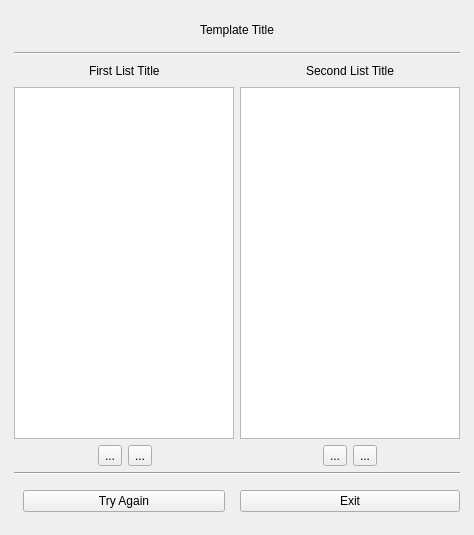
The window that src/templates/matchthefollowing/matchfollowingsimulator.ui (BuildmLearn/BuildmLearn-Toolkit) describes before a commit, drawn with Qt 5.
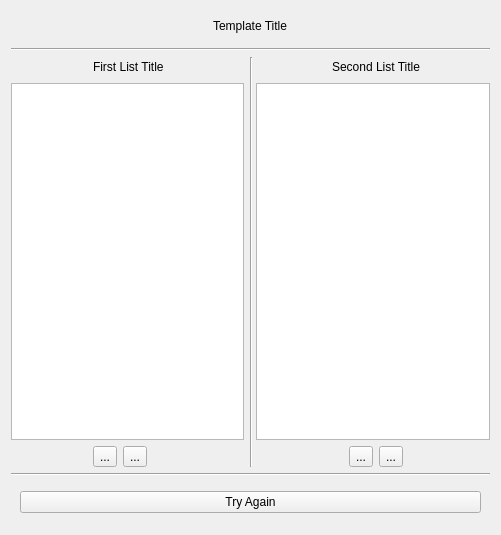
The same window after the commit. The open tabs and pages were chosen to show the change. Custom widgets are drawn as their Qt base class.

Commit message: Complete Match the following template.

Diff of the .ui file:
```diff
--- a/src/templates/matchthefollowing/matchfollowingsimulator.ui
+++ b/src/templates/matchthefollowing/matchfollowingsimulator.ui
@@ -6,7 +6,7 @@
    <rect>
     <x>0</x>
     <y>0</y>
-    <width>474</width>
+    <width>501</width>
     <height>535</height>
    </rect>
   </property>
@@ -14,17 +14,20 @@
    <string>Form</string>
   </property>
   <layout class="QVBoxLayout" name="verticalLayout_2">
+   <property name="spacing">
+    <number>2</number>
+   </property>
    <property name="leftMargin">
-    <number>5</number>
+    <number>2</number>
    </property>
    <property name="topMargin">
-    <number>5</number>
+    <number>1</number>
    </property>
    <property name="rightMargin">
-    <number>5</number>
+    <number>2</number>
    </property>
    <property name="bottomMargin">
-    <number>5</number>
+    <number>4</number>
    </property>
    <item>
     <widget class="SlidingStackedWidget" name="m_phoneWidget">
@@ -166,7 +169,25 @@
          <widget class="QWidget" name="m_pageTitle">
           <layout class="QHBoxLayout" name="horizontalLayout">
            <item>
-            <widget class="QLabel" name="m_templateTitle">
+            <widget class="QLabel" name="m_lblTemplateTitle">
+             <property name="sizePolicy">
+              <sizepolicy hsizetype="Fixed" vsizetype="Preferred">
+               <horstretch>0</horstretch>
+               <verstretch>0</verstretch>
+              </sizepolicy>
+             </property>
+             <property name="sizeIncrement">
+              <size>
+               <width>0</width>
+               <height>0</height>
+              </size>
+             </property>
+             <property name="baseSize">
+              <size>
+               <width>0</width>
+               <height>0</height>
+              </size>
+             </property>
              <property name="layoutDirection">
               <enum>Qt::LeftToRight</enum>
              </property>
@@ -176,6 +197,9 @@
              <property name="alignment">
               <set>Qt::AlignCenter</set>
              </property>
+             <property name="margin">
+              <number>4</number>
+             </property>
             </widget>
            </item>
           </layout>
@@ -218,14 +242,35 @@
            </property>
           </spacer>
          </item>
-         <item row="0" column="1" colspan="4">
-          <widget class="QLabel" name="m_firstListTitle">
+         <item row="0" column="1" colspan="3">
+          <widget class="QLabel" name="m_lblFirstListTitle">
+           <property name="sizePolicy">
+            <sizepolicy hsizetype="Fixed" vsizetype="Preferred">
+             <horstretch>0</horstretch>
+             <verstretch>0</verstretch>
+            </sizepolicy>
+           </property>
+           <property name="maximumSize">
+            <size>
+             <width>16777215</width>
+             <height>16777215</height>
+            </size>
+           </property>
            <property name="text">
             <string>First List Title</string>
            </property>
+           <property name="textFormat">
+            <enum>Qt::RichText</enum>
+           </property>
+           <property name="scaledContents">
+            <bool>false</bool>
+           </property>
+           <property name="margin">
+            <number>3</number>
+           </property>
           </widget>
          </item>
-         <item row="0" column="5">
+         <item row="0" column="4">
           <spacer name="horizontalSpacer_9">
            <property name="orientation">
             <enum>Qt::Horizontal</enum>
@@ -238,7 +283,14 @@
            </property>
           </spacer>
          </item>
-         <item row="0" column="6">
+         <item row="0" column="5" rowspan="4" colspan="2">
+          <widget class="Line" name="line_4">
+           <property name="orientation">
+            <enum>Qt::Vertical</enum>
+           </property>
+          </widget>
+         </item>
+         <item row="0" column="7">
           <spacer name="horizontalSpacer_7">
            <property name="orientation">
             <enum>Qt::Horizontal</enum>
@@ -251,14 +303,23 @@
            </property>
           </spacer>
          </item>
-         <item row="0" column="7" colspan="4">
-          <widget class="QLabel" name="m_secondListTitle">
+         <item row="0" column="8" colspan="4">
+          <widget class="QLabel" name="m_lblSecondListTitle">
+           <property name="sizePolicy">
+            <sizepolicy hsizetype="Fixed" vsizetype="Preferred">
+             <horstretch>0</horstretch>
+             <verstretch>0</verstretch>
+            </sizepolicy>
+           </property>
            <property name="text">
             <string>Second List Title</string>
            </property>
+           <property name="margin">
+            <number>3</number>
+           </property>
           </widget>
          </item>
-         <item row="0" column="11">
+         <item row="0" column="12">
           <spacer name="horizontalSpacer_10">
            <property name="orientation">
             <enum>Qt::Horizontal</enum>
@@ -271,27 +332,40 @@
            </property>
           </spacer>
          </item>
-         <item row="1" column="0" colspan="6">
-          <widget class="QListWidget" name="m_firstList"/>
+         <item row="1" column="0" colspan="5">
+          <widget class="QListWidget" name="m_listFirst">
+           <property name="sizePolicy">
+            <sizepolicy hsizetype="Expanding" vsizetype="Expanding">
+             <horstretch>0</horstretch>
+             <verstretch>0</verstretch>
+            </sizepolicy>
+           </property>
+           <property name="toolTip">
+            <string>First list</string>
+           </property>
+          </widget>
          </item>
-         <item row="1" column="6" colspan="6">
-          <widget class="QListWidget" name="m_secondList"/>
-         </item>
-         <item row="2" column="0" colspan="2">
-          <spacer name="horizontalSpacer">
-           <property name="orientation">
-            <enum>Qt::Horizontal</enum>
+         <item row="1" column="6" colspan="7">
+          <widget class="QListWidget" name="m_listSecond">
+           <property name="sizePolicy">
+            <sizepolicy hsizetype="Expanding" vsizetype="Expanding">
+             <horstretch>0</horstretch>
+             <verstretch>0</verstretch>
+            </sizepolicy>
            </property>
-           <property name="sizeHint" stdset="0">
-            <size>
-             <width>40</width>
-             <height>20</height>
-            </size>
+           <property name="toolTip">
+            <string>Second list</string>
            </property>
-          </spacer>
+          </widget>
          </item>
-         <item row="2" column="2">
+         <item row="2" column="1" rowspan="2">
           <widget class="PlainToolButton" name="m_btnFirstItemUp">
+           <property name="sizePolicy">
+            <sizepolicy hsizetype="Preferred" vsizetype="Fixed">
+             <horstretch>0</horstretch>
+             <verstretch>0</verstretch>
+            </sizepolicy>
+           </property>
            <property name="toolTip">
             <string>Move image up.</string>
            </property>
@@ -306,8 +380,14 @@
            </property>
           </widget>
          </item>
-         <item row="2" column="3">
+         <item row="2" column="2" rowspan="2">
           <widget class="PlainToolButton" name="m_btnFirstItemDown">
+           <property name="sizePolicy">
+            <sizepolicy hsizetype="Preferred" vsizetype="Fixed">
+             <horstretch>0</horstretch>
+             <verstretch>0</verstretch>
+            </sizepolicy>
+           </property>
            <property name="toolTip">
             <string>Move image down.</string>
            </property>
@@ -322,34 +402,14 @@
            </property>
           </widget>
          </item>
-         <item row="2" column="4" colspan="2">
-          <spacer name="horizontalSpacer_2">
-           <property name="orientation">
-            <enum>Qt::Horizontal</enum>
-           </property>
-           <property name="sizeHint" stdset="0">
-            <size>
-             <width>40</width>
-             <height>20</height>
-            </size>
-           </property>
-          </spacer>
-         </item>
-         <item row="2" column="6" colspan="2">
-          <spacer name="horizontalSpacer_5">
-           <property name="orientation">
-            <enum>Qt::Horizontal</enum>
-           </property>
-           <property name="sizeHint" stdset="0">
-            <size>
-             <width>40</width>
-             <height>20</height>
-            </size>
-           </property>
-          </spacer>
-         </item>
-         <item row="2" column="8">
+         <item row="2" column="9" rowspan="2">
           <widget class="PlainToolButton" name="m_btnSecondItemUp">
+           <property name="sizePolicy">
+            <sizepolicy hsizetype="Preferred" vsizetype="Fixed">
+             <horstretch>0</horstretch>
+             <verstretch>0</verstretch>
+            </sizepolicy>
+           </property>
            <property name="toolTip">
             <string>Move image up.</string>
            </property>
@@ -364,8 +424,14 @@
            </property>
           </widget>
          </item>
-         <item row="2" column="9">
+         <item row="2" column="10" rowspan="2">
           <widget class="PlainToolButton" name="m_btnSecondItemDown">
+           <property name="sizePolicy">
+            <sizepolicy hsizetype="Preferred" vsizetype="Fixed">
+             <horstretch>0</horstretch>
+             <verstretch>0</verstretch>
+            </sizepolicy>
+           </property>
            <property name="toolTip">
             <string>Move image down.</string>
            </property>
@@ -380,14 +446,59 @@
            </property>
           </widget>
          </item>
-         <item row="2" column="10" colspan="2">
+         <item row="3" column="0">
+          <spacer name="horizontalSpacer">
+           <property name="orientation">
+            <enum>Qt::Horizontal</enum>
+           </property>
+           <property name="sizeType">
+            <enum>QSizePolicy::Expanding</enum>
+           </property>
+           <property name="sizeHint" stdset="0">
+            <size>
+             <width>68</width>
+             <height>20</height>
+            </size>
+           </property>
+          </spacer>
+         </item>
+         <item row="3" column="3" colspan="2">
+          <spacer name="horizontalSpacer_2">
+           <property name="orientation">
+            <enum>Qt::Horizontal</enum>
+           </property>
+           <property name="sizeType">
+            <enum>QSizePolicy::Expanding</enum>
+           </property>
+           <property name="sizeHint" stdset="0">
+            <size>
+             <width>68</width>
+             <height>20</height>
+            </size>
+           </property>
+          </spacer>
+         </item>
+         <item row="3" column="6" colspan="3">
+          <spacer name="horizontalSpacer_5">
+           <property name="orientation">
+            <enum>Qt::Horizontal</enum>
+           </property>
+           <property name="sizeHint" stdset="0">
+            <size>
+             <width>68</width>
+             <height>20</height>
+            </size>
+           </property>
+          </spacer>
+         </item>
+         <item row="3" column="11" colspan="2">
           <spacer name="horizontalSpacer_6">
            <property name="orientation">
             <enum>Qt::Horizontal</enum>
            </property>
            <property name="sizeHint" stdset="0">
             <size>
-             <width>40</width>
+             <width>58</width>
              <height>20</height>
             </size>
            </property>
@@ -403,8 +514,6 @@
         </widget>
        </item>
        <item>
-        <layout class="QHBoxLayout" name="horizontalLayout_2">
-         <item>
           <widget class="QStackedWidget" name="m_flipperAnswer">
            <property name="sizePolicy">
             <sizepolicy hsizetype="Expanding" vsizetype="Fixed">
@@ -444,21 +553,6 @@
             </layout>
            </widget>
           </widget>
-         </item>
-         <item>
-          <widget class="QPushButton" name="m_btnExit">
-           <property name="sizePolicy">
-            <sizepolicy hsizetype="Expanding" vsizetype="Fixed">
-             <horstretch>0</horstretch>
-             <verstretch>0</verstretch>
-            </sizepolicy>
-           </property>
-           <property name="text">
-            <string>Exit</string>
-           </property>
-          </widget>
-         </item>
-        </layout>
        </item>
       </layout>
      </widget>
```
Left out of the diff: 28 changed lines with no effect on the pictures. Lines whose indentation alone changed are shown as unchanged. The commit also changes 12 other files.
